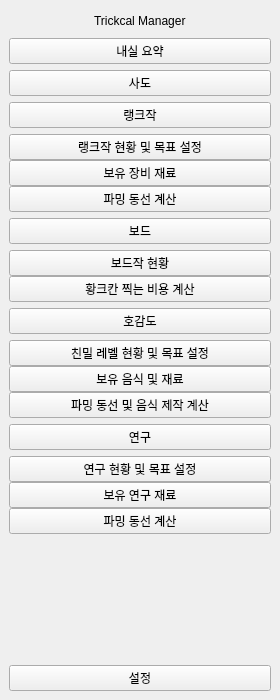
The window that ui/sidebar.ui (voiderd-sub/trickcal-manager) describes before a commit, drawn with Qt 5.
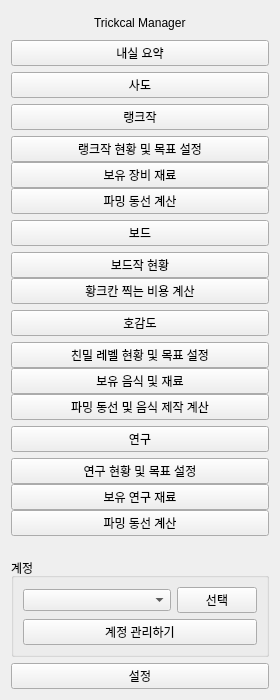
The same window after the commit. Icons and pictures are not drawn.

Patch:
```diff
--- a/ui/sidebar.ui
+++ b/ui/sidebar.ui
@@ -14,21 +14,6 @@
    <string>Form</string>
   </property>
   <layout class="QVBoxLayout" name="verticalLayout_5">
-   <property name="spacing">
-    <number>6</number>
-   </property>
-   <property name="leftMargin">
-    <number>9</number>
-   </property>
-   <property name="topMargin">
-    <number>9</number>
-   </property>
-   <property name="rightMargin">
-    <number>9</number>
-   </property>
-   <property name="bottomMargin">
-    <number>9</number>
-   </property>
    <item>
     <layout class="QHBoxLayout" name="horizontalLayout">
      <property name="spacing">
@@ -564,6 +549,43 @@
      </property>
     </spacer>
    </item>
+   <item>
+    <widget class="QGroupBox" name="account_group">
+     <property name="title">
+      <string>계정</string>
+     </property>
+     <layout class="QVBoxLayout" name="verticalLayout_6">
+      <item>
+       <layout class="QHBoxLayout" name="horizontalLayout_2">
+        <item>
+         <widget class="QComboBox" name="account_list">
+          <property name="sizePolicy">
+           <sizepolicy hsizetype="Expanding" vsizetype="Fixed">
+            <horstretch>0</horstretch>
+            <verstretch>0</verstretch>
+           </sizepolicy>
+          </property>
+         </widget>
+        </item>
+        <item>
+         <widget class="QPushButton" name="account_select_btn">
+          <property name="text">
+           <string>선택</string>
+          </property>
+         </widget>
+        </item>
+       </layout>
+      </item>
+      <item>
+       <widget class="QPushButton" name="account_setting_btn">
+        <property name="text">
+         <string>계정 관리하기</string>
+        </property>
+       </widget>
+      </item>
+     </layout>
+    </widget>
+   </item>
    <item>
     <widget class="QPushButton" name="setting_btn">
      <property name="text">
```
Left out of the diff: 2 changed lines with no effect on the pictures.
